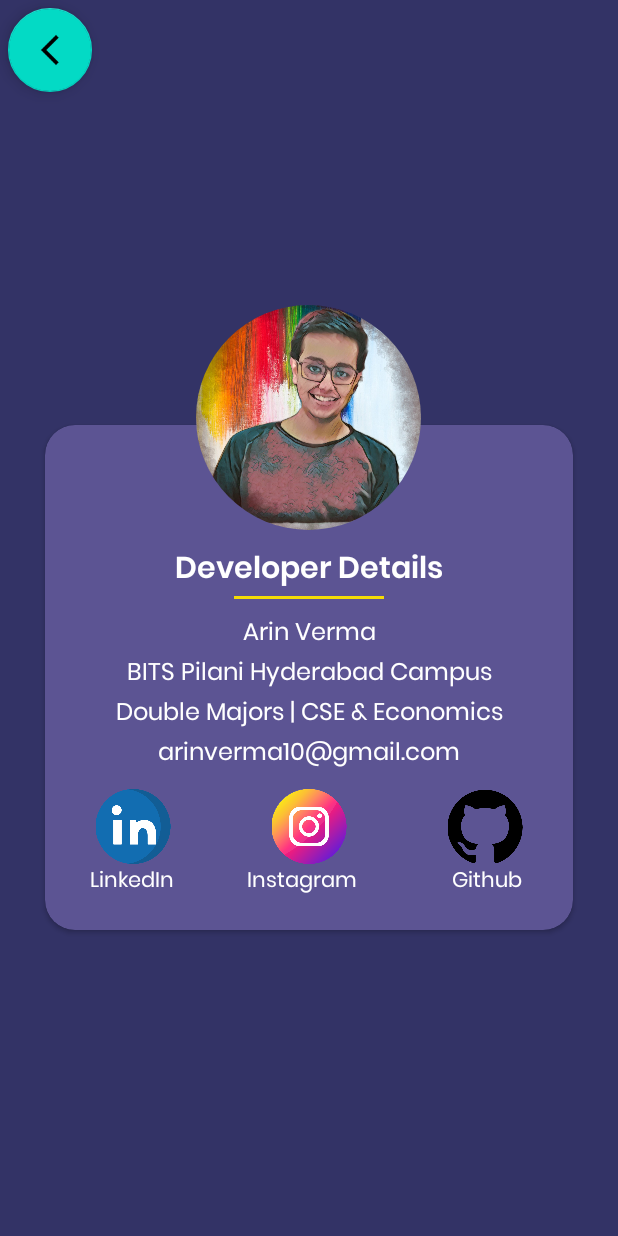
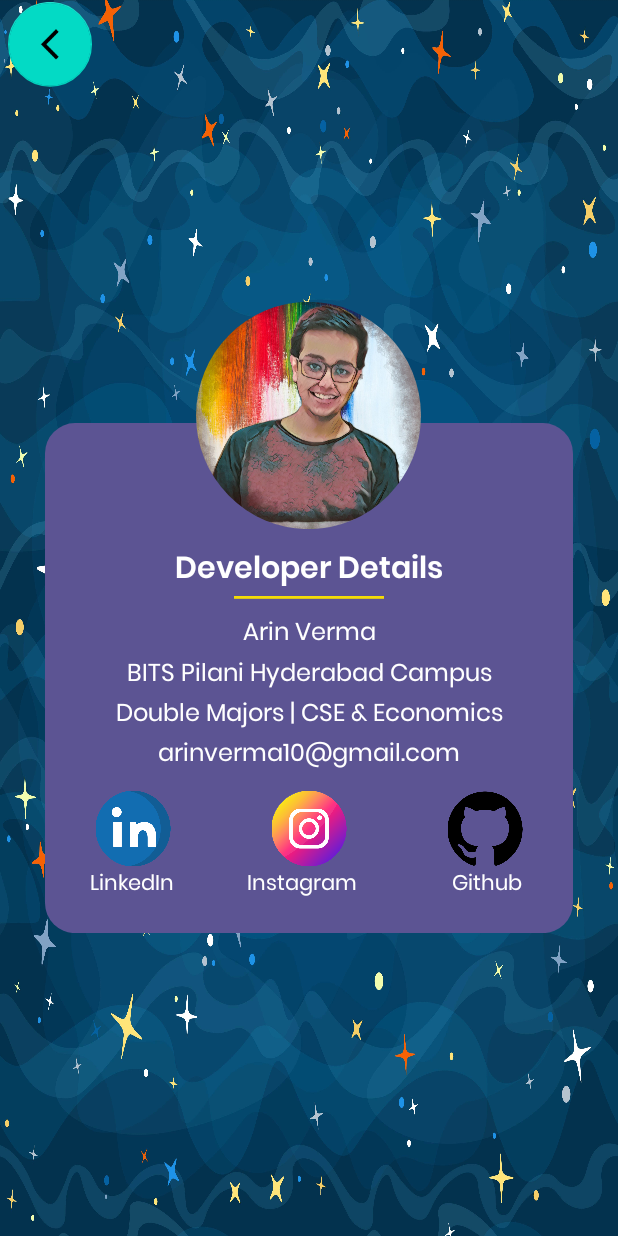
Before and after one commit to bluedreamer10/Solaro, an Android app: the screen it shows after launch (DeveloperDetails), in the options menu, after a tap on "About", on a phone screen of 412 x 824 dp. Run offline under Robolectric (Android 15) with nearby library versions, the phone set to English and light mode, and no system bars; our stand-ins replace CircleImageView.

Commit message:
Added the background image in splash and developer activity

```diff
--- a/app/src/main/java/com/example/solaro/DeveloperDetails.kt
+++ b/app/src/main/java/com/example/solaro/DeveloperDetails.kt
@@ -4,12 +4,18 @@ import android.content.Intent
 import android.net.Uri
 import androidx.appcompat.app.AppCompatActivity
 import android.os.Bundle
+import android.view.View
 import kotlinx.android.synthetic.main.activity_developer_details.*
 
 class DeveloperDetails : AppCompatActivity() {
     override fun onCreate(savedInstanceState: Bundle?) {
         super.onCreate(savedInstanceState)
         setContentView(R.layout.activity_developer_details)
+
+        window.decorView.apply {
+            systemUiVisibility = View.SYSTEM_UI_FLAG_HIDE_NAVIGATION or View.SYSTEM_UI_FLAG_FULLSCREEN
+        }
+
 
         backButton.setOnClickListener{
             finish()
--- a/app/src/main/res/layout/activity_developer_details.xml
+++ b/app/src/main/res/layout/activity_developer_details.xml
@@ -4,7 +4,8 @@
     xmlns:tools="http://schemas.android.com/tools"
     android:layout_width="match_parent"
     android:layout_height="match_parent"
-    android:background="@color/primary"
+    android:background="@drawable/space_bg_splash"
+    android:scaleY="1.01"
     tools:context=".DeveloperDetails">
 
     <com.airbnb.lottie.LottieAnimationView
--- a/app/src/main/res/layout/activity_splash.xml
+++ b/app/src/main/res/layout/activity_splash.xml
@@ -5,7 +5,9 @@
     android:layout_width="match_parent"
     android:layout_height="match_parent"
     tools:context=".SplashActivity"
-    android:background="@color/primary">
+    android:elevation="-20dp"
+    android:scaleY="1.01"
+    android:background="@drawable/space_bg_splash">
 
     <com.airbnb.lottie.LottieAnimationView
         android:id="@+id/lottie"
```
Also changed, not shown: app/src/main/res/drawable/space_bg_splash.jpg (added).
